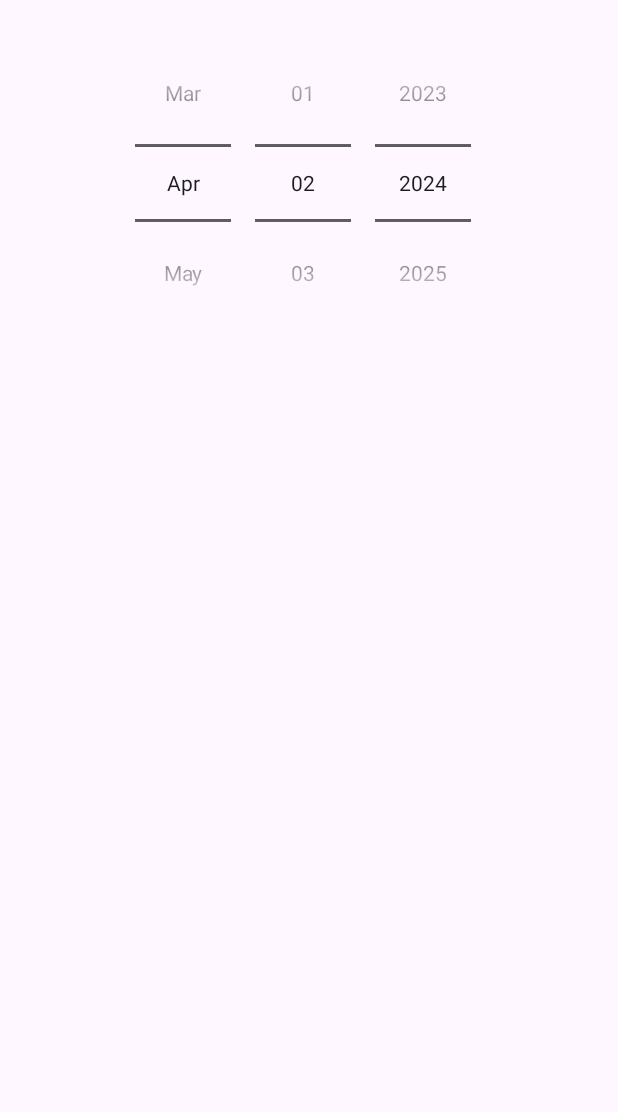
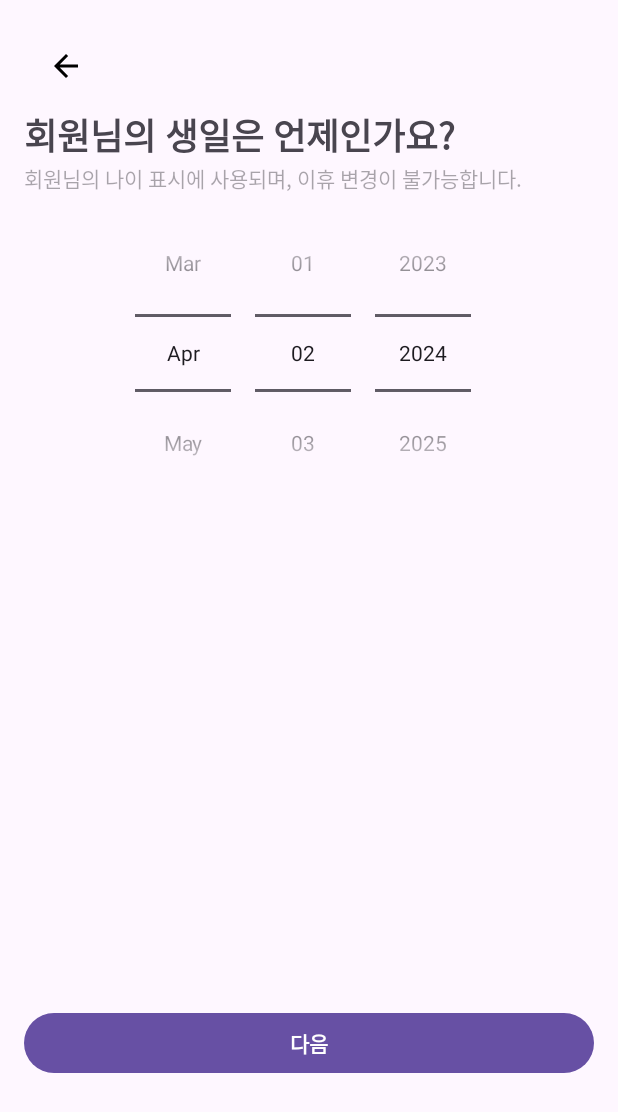
Before and after one commit to ChoKwangEun1021/Tonight, an Android app: the layout activity_my_profile_1.xml on its own in the app's theme, with its tools: preview values and no code run, on a phone screen of 412 x 824 dp. Shown: the top 1112 px of the screen. Run offline under Robolectric (Android 15) with nearby library versions, the phone set to English and light mode, and no system bars.

Commit message:
프로필 설정 MyProfileActivity 추가 생일, 성별 = xml 작업 완료 키*몸무게  = 작업중

```diff
--- a/app/src/main/res/layout/activity_my_profile_1.xml
+++ b/app/src/main/res/layout/activity_my_profile_1.xml
@@ -9,11 +9,40 @@
     android:orientation="vertical"
     android:padding="16dp">
 
+    <Toolbar
+        android:id="@+id/toolbar"
+        android:layout_width="match_parent"
+        android:layout_height="wrap_content"
+        android:navigationIcon="@drawable/baseline_arrow_back_24"/>
+
+    <TextView
+        android:layout_width="match_parent"
+        android:layout_height="wrap_content"
+        android:text="회원님의 생일은 언제인가요?"
+        android:textSize="24dp"
+        android:textStyle="bold"/>
+
+    <TextView
+        android:layout_width="match_parent"
+        android:layout_height="wrap_content"
+        android:hint="회원님의 나이 표시에 사용되며, 이휴 변경이 불가능합니다."/>
+
+
     <DatePicker
+        android:id="@+id/date"
         android:layout_width="match_parent"
         android:layout_height="wrap_content"
         android:datePickerMode="spinner"
         android:calendarViewShown="false"/>
 
+    <Button
+        android:id="@+id/btn"
+        android:layout_width="match_parent"
+        android:layout_height="wrap_content"
+        android:text="다음"
+        android:textStyle="bold"
+        android:layout_marginTop="330dp"/>
+
+
 
 </LinearLayout>
```
Also changed, not shown: app/src/main/res/drawable/btn_choice.xml (added, +7 -0 lines), app/src/main/res/layout/activity_my_profile3.xml (+10 -3 lines), app/src/main/res/layout/activity_my_profile_2.xml (+46 -3 lines).
